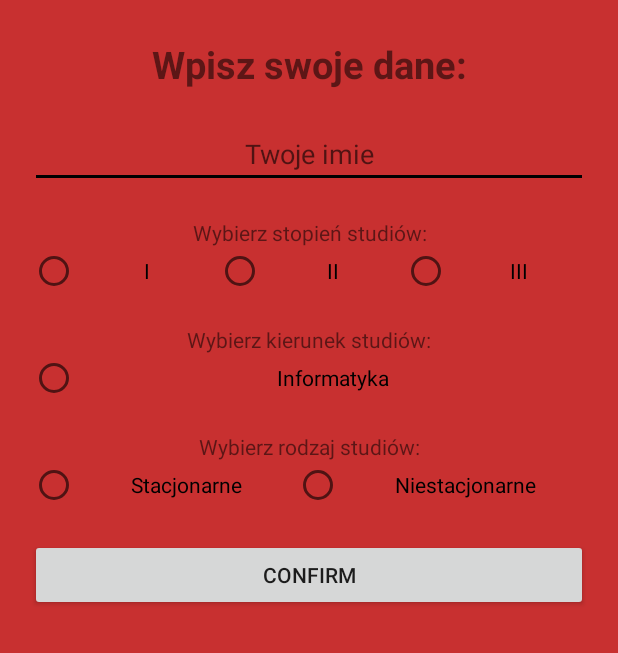
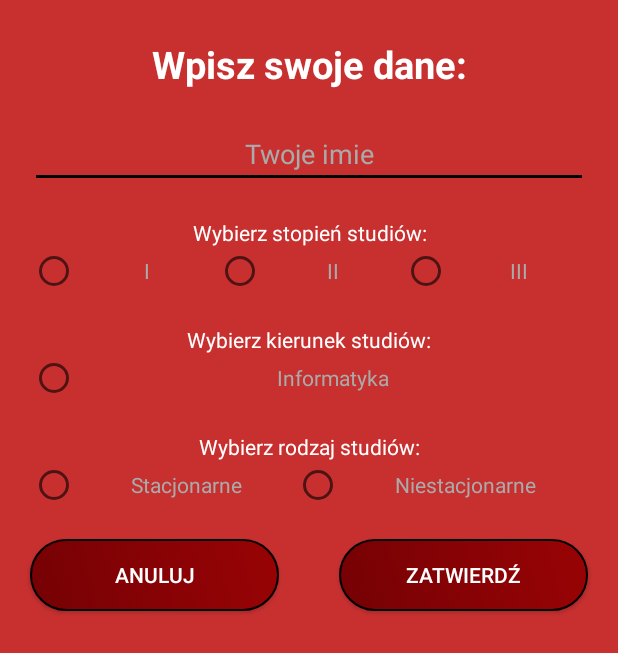
Before and after one commit to Mobilki5sem/PolitechnikaLodzka-application, an Android app: the layout activity_pop_up_in_plany.xml on its own in the app's theme, with its tools: preview values and no code run, on a phone screen of 412 x 824 dp. Shown: the top 653 px of the screen. Run offline under Robolectric (Android 15) with nearby library versions, the phone set to English and light mode, and no system bars.

```diff
--- a/app/src/main/res/layout/activity_plany.xml
+++ b/app/src/main/res/layout/activity_plany.xml
@@ -15,7 +15,7 @@
         android:layout_marginTop="20dp"
         android:layout_marginRight="50dp"
         android:background="@drawable/my_button"
-        android:text="Pokaż plan"
+        android:text="Pokaż mój plan zajęć"
         android:textColor="@android:color/white" />
 
     <WebView
--- a/app/src/main/res/layout/activity_pop_up_in_plany.xml
+++ b/app/src/main/res/layout/activity_pop_up_in_plany.xml
@@ -17,6 +17,8 @@
         android:layout_marginRight="20dp"
         android:text="Wpisz swoje dane:"
         android:textAlignment="center"
+        android:textColor="#FFFFFF"
+        android:textColorHint="@android:color/white"
         android:textSize="25sp"
         android:textStyle="bold" />
 
@@ -32,7 +34,9 @@
         android:inputType="textPersonName"
         android:scrollbarThumbHorizontal="@android:color/white"
         android:scrollbarThumbVertical="@android:color/white"
-        android:textAlignment="center" />
+        android:textAlignment="center"
+        android:textColor="#FFFFFF"
+        android:textColorHint="@android:color/darker_gray" />
 
 
     <TextView
@@ -41,7 +45,9 @@
         android:layout_height="wrap_content"
         android:layout_marginTop="20dp"
         android:text="Wybierz stopień studiów:"
-        android:textAlignment="center" />
+        android:textAlignment="center"
+        android:textColor="#FFFFFF"
+        android:textColorHint="@android:color/white" />
 
     <RadioGroup
         android:id="@+id/rgStopien"
@@ -57,7 +63,9 @@
             android:layout_height="wrap_content"
             android:layout_weight="1"
             android:text="I"
-            android:textAlignment="center" />
+            android:textAlignment="center"
+            android:textColor="@android:color/darker_gray"
+            android:textColorHint="@android:color/white" />
 
         <RadioButton
             android:id="@+id/rbIIstopien"
@@ -65,7 +73,9 @@
             android:layout_height="wrap_content"
             android:layout_weight="1"
             android:text="II"
-            android:textAlignment="center" />
+            android:textAlignment="center"
+            android:textColor="@android:color/darker_gray"
+            android:textColorHint="@android:color/white" />
 
         <RadioButton
             android:id="@+id/rbIIIstopien"
@@ -73,7 +83,9 @@
             android:layout_height="wrap_content"
             android:layout_weight="1"
             android:text="III"
-            android:textAlignment="center" />
+            android:textAlignment="center"
+            android:textColor="@android:color/darker_gray"
+            android:textColorHint="@android:color/white" />
 
     </RadioGroup>
 
@@ -83,7 +95,9 @@
         android:layout_height="wrap_content"
         android:layout_marginTop="20dp"
         android:text="Wybierz kierunek studiów:"
-        android:textAlignment="center" />
+        android:textAlignment="center"
+        android:textColor="#FFFFFF"
+        android:textColorHint="@android:color/white" />
 
     <RadioGroup
         android:id="@+id/rgKierunek"
@@ -98,7 +112,9 @@
             android:layout_width="match_parent"
             android:layout_height="wrap_content"
             android:text="Informatyka"
-            android:textAlignment="center" />
+            android:textAlignment="center"
+            android:textColor="@android:color/darker_gray"
+            android:textColorHint="@android:color/white" />
     </RadioGroup>
 
     <TextView
@@ -107,10 +123,12 @@
         android:layout_height="wrap_content"
         android:layout_marginTop="20dp"
         android:text="Wybierz rodzaj studiów:"
-        android:textAlignment="center" />
+        android:textAlignment="center"
+        android:textColor="#FFFFFF"
+        android:textColorHint="@android:color/white" />
 
     <RadioGroup
-        android:id="@+id/rbRodzaj"
+        android:id="@+id/rgRodzaj"
         android:layout_width="match_parent"
         android:layout_height="wrap_content"
         android:layout_marginLeft="20dp"
@@ -123,7 +141,9 @@
             android:layout_height="wrap_content"
             android:layout_weight="1"
             android:text="Stacjonarne"
-            android:textAlignment="center" />
+            android:textAlignment="center"
+            android:textColor="@android:color/darker_gray"
+            android:textColorHint="@android:color/white" />
 
         <RadioButton
             android:id="@+id/rbNiestacjonarne"
@@ -131,17 +151,37 @@
             android:layout_height="wrap_content"
             android:layout_weight="1"
             android:text="Niestacjonarne"
-            android:textAlignment="center" />
+            android:textAlignment="center"
+            android:textColor="@android:color/darker_gray"
+            android:textColorHint="@android:color/white" />
 
     </RadioGroup>
 
-    <Button
-        android:id="@+id/btnOK"
+    <LinearLayout
         android:layout_width="match_parent"
         android:layout_height="wrap_content"
-        android:layout_marginLeft="20dp"
-        android:layout_marginTop="20dp"
-        android:layout_marginRight="20dp"
-        android:text="confirm" />
+        android:orientation="horizontal">
+
+        <Button
+            android:id="@+id/btnCancel"
+            android:layout_width="match_parent"
+            android:layout_height="wrap_content"
+            android:layout_margin="20dp"
+            android:layout_weight="1"
+            android:background="@drawable/my_button"
+            android:text="anuluj"
+            android:textColor="@android:color/white" />
+
+        <Button
+            android:id="@+id/btnOK"
+            android:layout_width="match_parent"
+            android:layout_height="wrap_content"
+            android:layout_margin="20dp"
+            android:layout_weight="1"
+            android:background="@drawable/my_button"
+            android:text="zatwierdź"
+            android:textColor="@android:color/white" />
+
+    </LinearLayout>
 
 </LinearLayout>
```
Also changed, not shown: app/src/main/java/com/team/szkielet/MainActivity.java (+37 -14 lines), app/src/main/java/com/team/szkielet/PopUpInPlany.java (+23 -26 lines), app/src/main/res/layout/activity_main.xml (+25 -6 lines).
